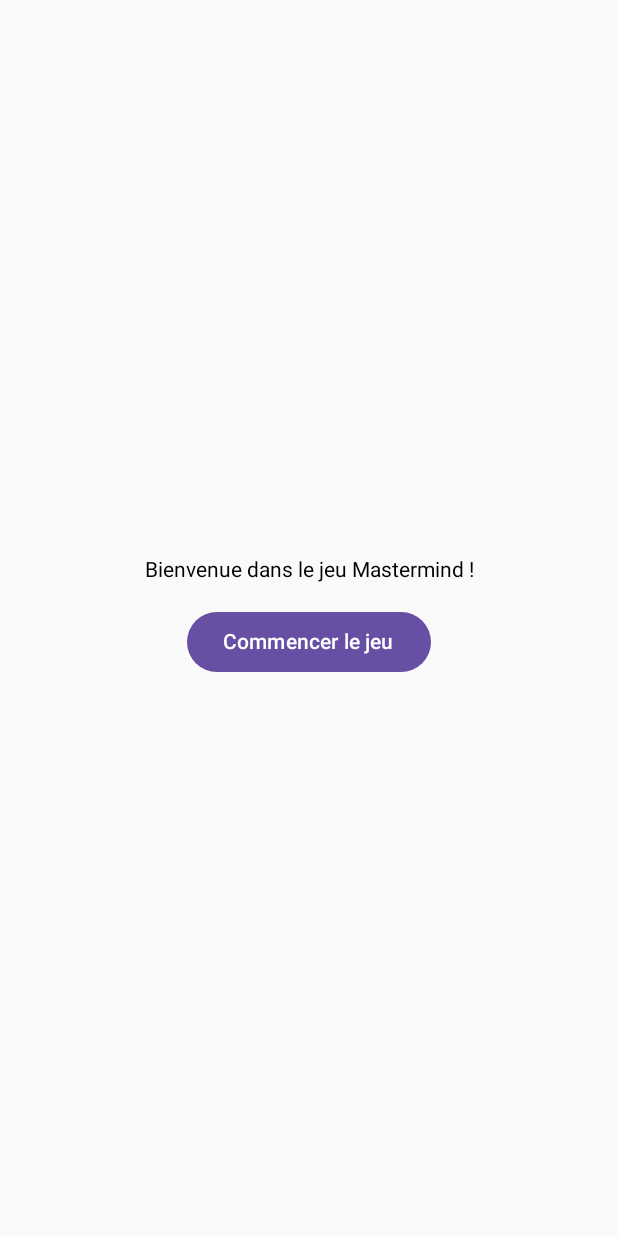
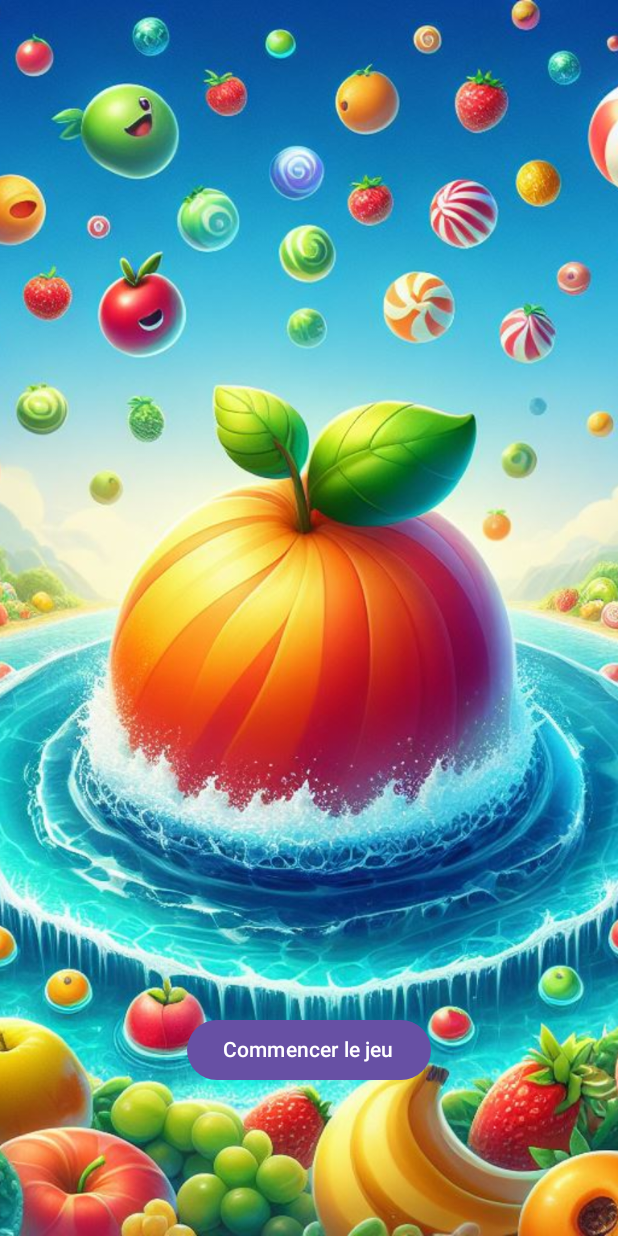
Before and after one commit to arcreane/kotlin-KillianCarvalho, an Android app built with Jetpack Compose: the screen it shows after launch (MainActivity), on a phone screen of 412 x 824 dp. Run offline under Robolectric (Android 15) with nearby library versions, the phone set to English and light mode, and no system bars.

Commit message:
Feat: remove background image, add image for homescreen

```diff
--- a/app/src/main/java/com/example/fruitedmastermind/HomeScreen.kt
+++ b/app/src/main/java/com/example/fruitedmastermind/HomeScreen.kt
@@ -1,30 +1,54 @@
 
+import androidx.compose.foundation.Image
 import androidx.compose.foundation.layout.Arrangement
+import androidx.compose.foundation.layout.Box
 import androidx.compose.foundation.layout.Column
-import androidx.compose.foundation.layout.Spacer
 import androidx.compose.foundation.layout.fillMaxSize
-import androidx.compose.foundation.layout.height
+import androidx.compose.foundation.layout.padding
 import androidx.compose.material3.Button
 import androidx.compose.material3.Text
 import androidx.compose.runtime.Composable
 import androidx.compose.ui.Alignment
 import androidx.compose.ui.Modifier
+import androidx.compose.ui.geometry.Offset
+import androidx.compose.ui.graphics.Brush
+import androidx.compose.ui.graphics.Color
+import androidx.compose.ui.layout.ContentScale
+import androidx.compose.ui.res.painterResource
 import androidx.compose.ui.unit.dp
 import androidx.navigation.NavController
 import com.example.fruitedmastermind.GameViewModel
+import com.example.fruitedmastermind.R
 
 @Composable
 fun Home_screen(viewModel: GameViewModel, nav_controller: NavController) {
-    Column(modifier = Modifier.fillMaxSize(), verticalArrangement = Arrangement.Center, horizontalAlignment = Alignment.CenterHorizontally) {
-        Text(text = "Bienvenue dans le jeu Mastermind !")
-        Spacer(modifier = Modifier.height(16.dp))
-        Button(onClick = {
-            viewModel.resetGame()
-            viewModel.start_game()
-            nav_controller.navigate("game")
-        }) {
-
-            Text(text = "Commencer le jeu")
+    val gradient = Brush.linearGradient(
+        colors = listOf(Color(0xFFFFEB57), Color(0xFFFBC946)),
+        start = Offset(0f, 0f),
+        end = Offset(100f, 100f)
+    )
+    Box(modifier = Modifier.fillMaxSize()) {
+        Image(
+            painter = painterResource(id = R.drawable.home_background),
+            contentDescription = null,
+            modifier = Modifier.fillMaxSize(),
+            contentScale = ContentScale.Crop
+        )
+        Column(
+            modifier = Modifier
+                .fillMaxSize()
+                .padding(bottom = 100.dp),
+            verticalArrangement = Arrangement.Bottom,
+            horizontalAlignment = Alignment.CenterHorizontally
+        ) {
+            Button(
+                onClick = {
+                    viewModel.resetGame()
+                    viewModel.start_game()
+                    nav_controller.navigate("game")
+                }) {
+                Text(text = "Commencer le jeu")
+            }
         }
     }
 }
```
Also changed, not shown: app/src/main/java/com/example/fruitedmastermind/GameScreen.kt (+21 -8 lines), app/src/main/res/drawable/banana.png, app/src/main/res/drawable/home_background.jpeg (added), app/src/main/res/drawable/prune.jpg (deleted), app/src/main/res/drawable/raspberry.jpg (deleted).
